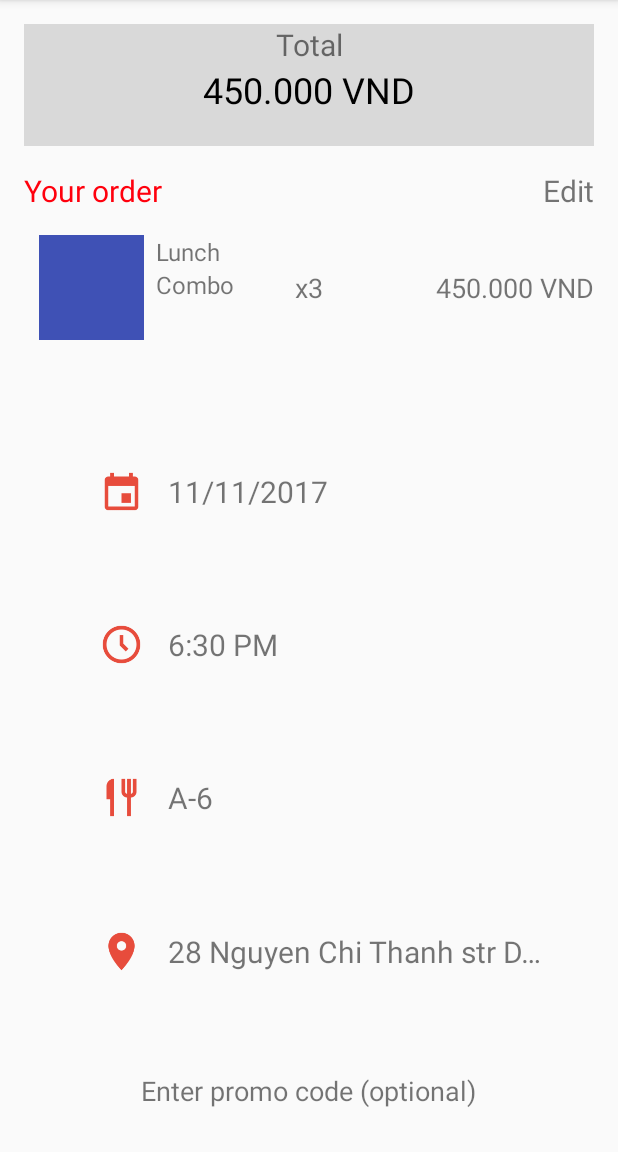
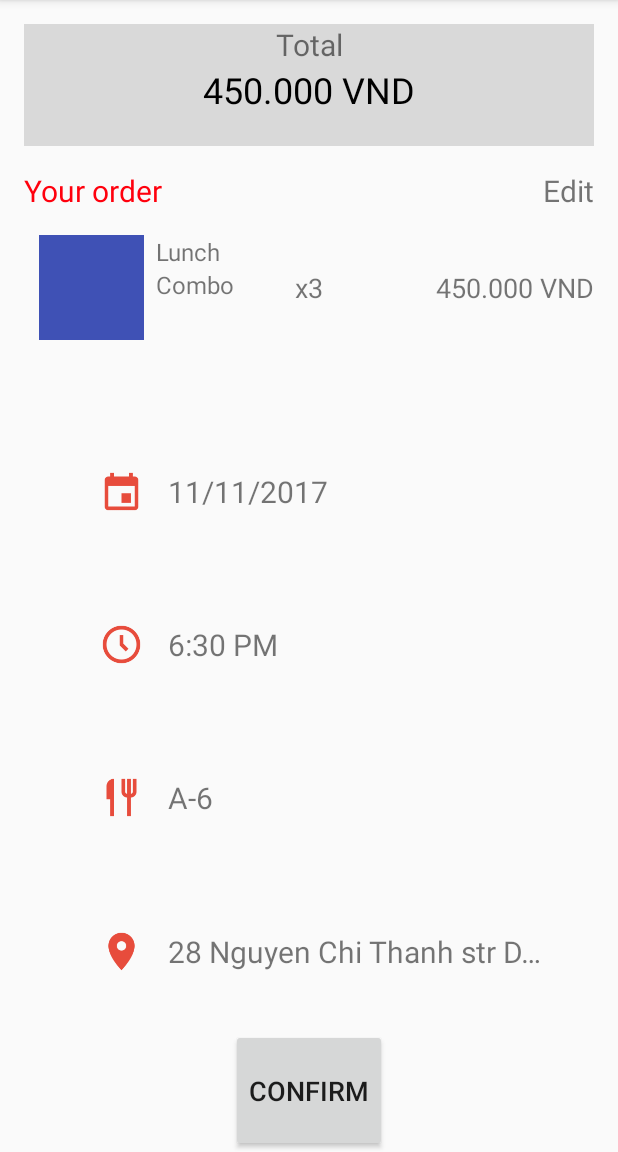
Before and after one commit to nttung291/dfhn-2017-ptit_team, an Android app: the ConfirmationActivity screen opened directly, with no data from a screen before it, on a phone screen of 412 x 824 dp, the part 84-1236 px from its top. Run offline under Robolectric (Android 15) with nearby library versions, the phone set to English and light mode, and no system bars.

Commit message:
Part-3-Confirmed

```diff
--- a/app/src/main/java/com/example/son/gdghack/ConfirmationActivity.java
+++ b/app/src/main/java/com/example/son/gdghack/ConfirmationActivity.java
@@ -2,12 +2,13 @@ package com.example.son.gdghack;
 
 import android.support.v7.app.AppCompatActivity;
 import android.os.Bundle;
+import android.widget.Button;
 
 public class ConfirmationActivity extends AppCompatActivity {
-
     @Override
     protected void onCreate(Bundle savedInstanceState) {
         super.onCreate(savedInstanceState);
         setContentView(R.layout.activity_confirmation);
+
     }
 }
--- a/app/src/main/res/layout/activity_confirmation.xml
+++ b/app/src/main/res/layout/activity_confirmation.xml
@@ -183,13 +183,13 @@
                 android:layout_gravity="center"/>
         </LinearLayout>
     </LinearLayout>
-    <TextView
+    <Button
         android:id="@+id/tv_code_confirm"
         android:layout_margin="0dp"
         android:layout_width="wrap_content"
         android:layout_height="0dp"
         android:layout_weight="1"
-        android:text="Enter promo code (optional)"
+        android:text="Confirm"
         android:textSize="18sp"
         android:gravity="center"
         android:layout_gravity="center"
--- a/app/src/main/res/layout/activity_payment.xml
+++ b/app/src/main/res/layout/activity_payment.xml
@@ -8,7 +8,7 @@
     <RelativeLayout
         android:layout_width="match_parent"
         android:layout_height="0dp"
-        android:layout_weight="0.5"
+        android:layout_weight="1"
         android:layout_marginTop="16dp"
         android:layout_marginLeft="16dp"
         android:layout_marginRight="16dp">
```
Also changed, not shown: app/src/main/java/com/example/son/gdghack/DeliveryNow.java (+12 -0 lines), 1 other file.
